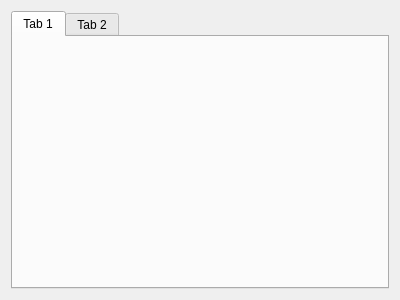
First picture: the form in src/UI/Tab_viewer.ui, repository saied-salem/Music-Equalizer, before the edit.
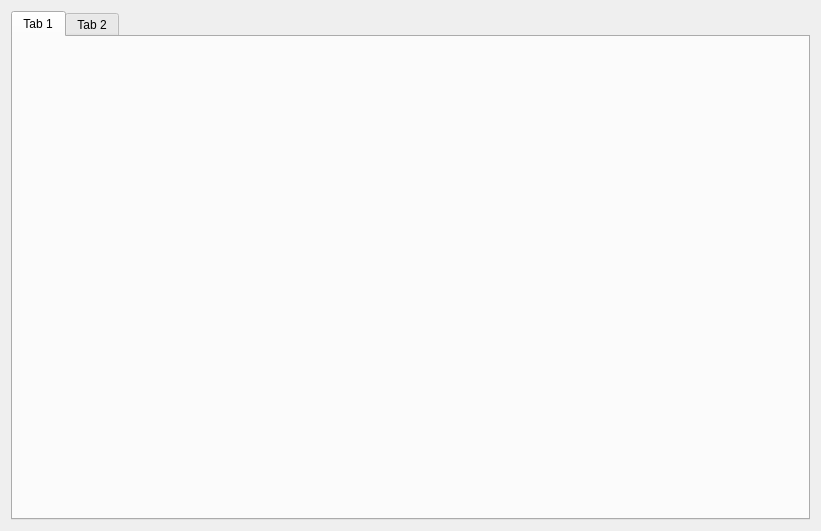
Second picture: the form after the edit.

Commit message: modifing ui and marge equalizer ui with controlers ui

Patch:
```diff
--- a/src/UI/Tab_viewer.ui
+++ b/src/UI/Tab_viewer.ui
@@ -6,8 +6,8 @@
    <rect>
     <x>0</x>
     <y>0</y>
-    <width>400</width>
-    <height>300</height>
+    <width>821</width>
+    <height>531</height>
    </rect>
   </property>
   <property name="windowTitle">
```
The commit also changes 2 other files.
